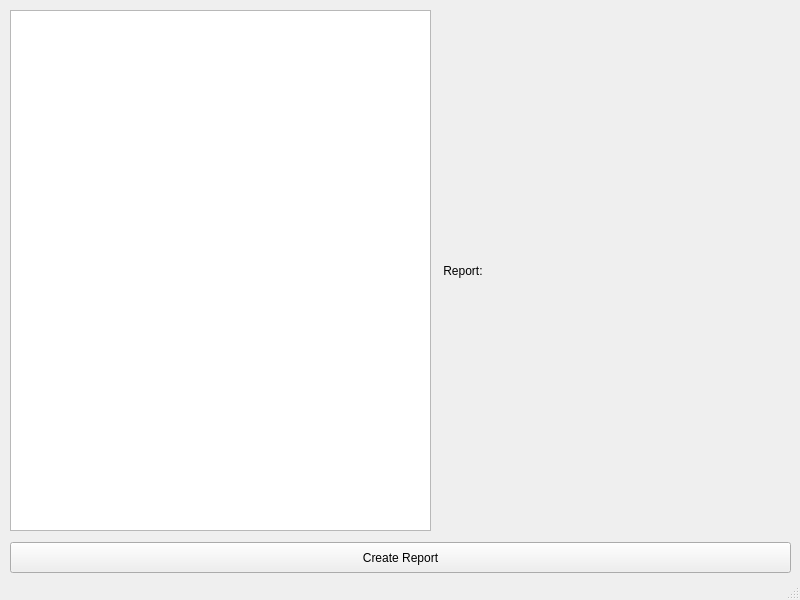
Before: the Qt Designer form report_project_ui.ui in murimija/Report_project, drawn with Qt 5.
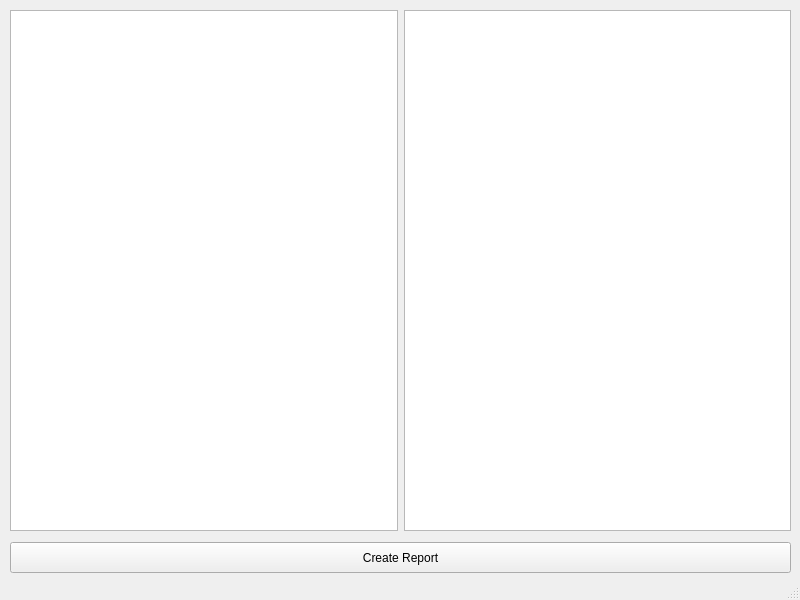
After: the same form once the commit is applied.

Commit message: Создан список, изменен ui

The edit to the form file:
```diff
--- a/report_project_ui.ui
+++ b/report_project_ui.ui
@@ -20,22 +20,6 @@
    <string>Otchet</string>
   </property>
   <widget class="QWidget" name="centralwidget">
-   <widget class="QLabel" name="repOutputLbl">
-    <property name="geometry">
-     <rect>
-      <x>430</x>
-      <y>10</y>
-      <width>351</width>
-      <height>521</height>
-     </rect>
-    </property>
-    <property name="text">
-     <string>    Report:</string>
-    </property>
-    <property name="margin">
-     <number>20</number>
-    </property>
-   </widget>
    <widget class="QPushButton" name="createReportButton">
     <property name="geometry">
      <rect>
@@ -49,15 +33,23 @@
      <string>Create Report</string>
     </property>
    </widget>
-   <widget class="QTextEdit" name="textEdit">
+   <widget class="QWidget" name="">
     <property name="geometry">
      <rect>
       <x>10</x>
       <y>10</y>
-      <width>421</width>
+      <width>781</width>
       <height>521</height>
      </rect>
     </property>
+    <layout class="QHBoxLayout" name="horizontalLayout">
+     <item>
+      <widget class="QTextEdit" name="inputField"/>
+     </item>
+     <item>
+      <widget class="QListWidget" name="outputField"/>
+     </item>
+    </layout>
    </widget>
   </widget>
   <widget class="QStatusBar" name="statusbar"/>
```
The commit also changes 5 other files.
